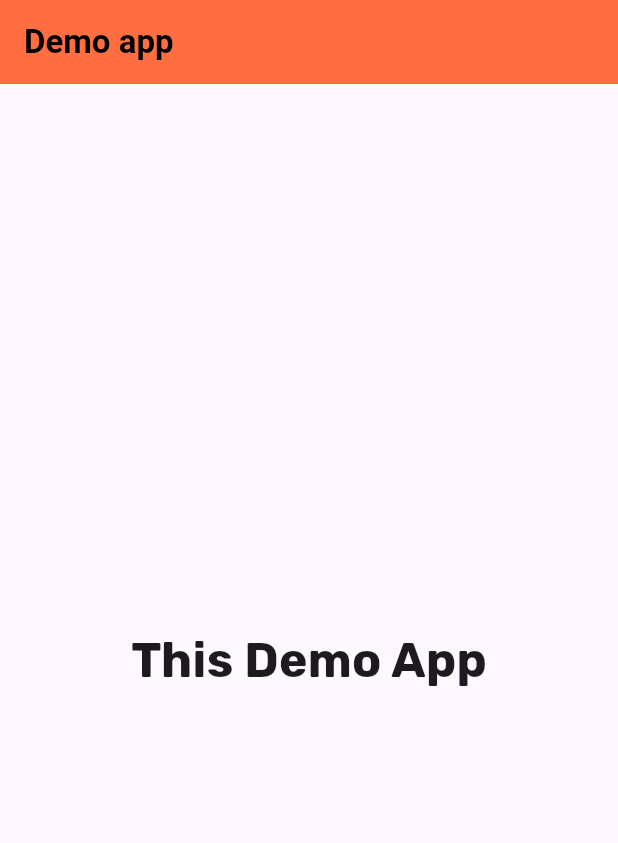
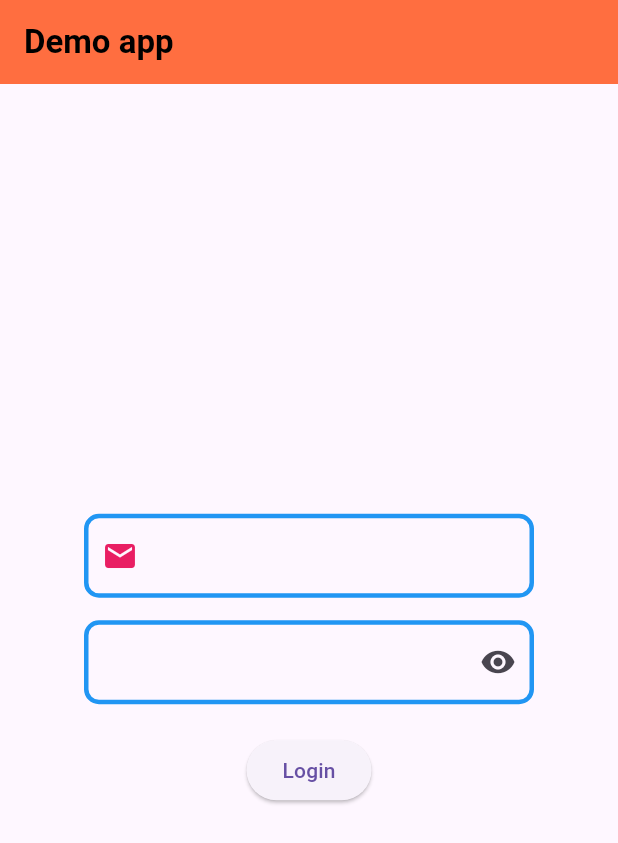
Before and after one commit to akashm936/practiceapp1, a Flutter app: the screen it shows after launch, on a phone screen of 412 x 824 dp. Shown: the top 843 px of the screen. Run offline on Flutter 3.47's test engine with Material 3 defaults, Android fonts, the phone set to English and light mode, and no system bars.

Commit message:
New EMail Field and Password Field are created and also created the login Button Ui

```diff
--- a/lib/main.dart
+++ b/lib/main.dart
@@ -4,15 +4,23 @@ void main() {
   runApp(const MyApp());
 }
 
-class MyApp extends StatelessWidget {
+class MyApp extends StatefulWidget {
   const MyApp({super.key});
 
+  @override
+  State<MyApp> createState() => _MyAppState();
+}
+
+class _MyAppState extends State<MyApp> {
   // This widget is the root of your application.
   @override
   Widget build(BuildContext context) {
-    var arrNames = ["Ramesh","Suresh","ganesh","Mahesh"];
+    var arrNames = ["Ramesh", "Suresh", "ganesh", "Mahesh"];
+    var emailText = TextEditingController();
+    var passText = TextEditingController();
 
     return MaterialApp(
+      theme: ThemeData(),
       home: Scaffold(
         appBar: AppBar(
           title: Text(
@@ -25,13 +33,120 @@ class MyApp extends StatelessWidget {
           ),
           backgroundColor: Colors.deepOrangeAccent,
         ),
-        body: Center(child: Text("This Demo App",style: TextStyle(fontSize: 32,fontFamily: 'Rubik',fontWeight: FontWeight.bold))
+        body: Center(
+          child: Container(
+            width: 300,
+            child: Column(
+              mainAxisAlignment: MainAxisAlignment.center,
+              children: [
+                TextField(
+                  controller: emailText,
+                  decoration: InputDecoration(
+                    focusedBorder: OutlineInputBorder(
+                      borderRadius: BorderRadius.circular(10),
+                      borderSide: BorderSide(
+                        color: Colors.pink,
+                            width: 3,
+                        style: BorderStyle.solid
+
+                      ),
+                    ),
+                    enabledBorder: OutlineInputBorder(
+                      borderRadius: BorderRadius.circular(10),
+                      borderSide: BorderSide(
+                        color: Colors.blue,
+                        width: 3,
+                        style: BorderStyle.solid
+                      )
+                    ),
+                    disabledBorder: OutlineInputBorder(
+                      borderRadius: BorderRadius.circular(10),
+                      borderSide: BorderSide(
+                        color: Colors.grey,
+                        width: 3,
+                        style: BorderStyle.solid
+                      )
+                    ),
+                    prefixIcon: Icon(Icons.email),prefixIconColor: Colors.pink,
+                  ),
+                ),
+                Container(height: 15,),
+                TextField(
+                  controller: passText,
+                  decoration: InputDecoration(
+                      focusedBorder: OutlineInputBorder(
+                        borderRadius: BorderRadius.circular(10),
+                        borderSide: BorderSide(
+                            color: Colors.pink,
+                            width: 3,
+                            style: BorderStyle.solid
+
+                        ),
+                      ),
+                      enabledBorder: OutlineInputBorder(
+                          borderRadius: BorderRadius.circular(10),
+                          borderSide: BorderSide(
+                              color: Colors.blue,
+                              width: 3,
+                              style: BorderStyle.solid
+                          )
+                      ),
+                      disabledBorder: OutlineInputBorder(
+                          borderRadius: BorderRadius.circular(10),
+                          borderSide: BorderSide(
+                              color: Colors.grey,
+                              width: 3,
+                              style: BorderStyle.solid
+                          )
+                      ),
+                    suffixIcon: IconButton(onPressed: (){}, icon: Icon(Icons.remove_red_eye))
+                  ),
+
+                ),
+                Container(height: 20,),
+                ElevatedButton(onPressed: (){}, child: Text("Login"),)
+              ],
+            ),
+          ),
+        )
       ),
-    ),
     );
   }
 }
 
+
+// Center(
+// child: Card(
+// elevation: 12,
+// shadowColor: Colors.redAccent,
+// child: Padding(
+// padding: const EdgeInsets.all(11),
+// child: Text(
+// "Hello Akash",
+// style: TextStyle(fontWeight: FontWeight.bold, fontSize: 33,color: Colors.red),
+// ),
+// ),
+// ),
+// ),
+
+
+
+
+//
+//
+// Padding(
+// padding: const EdgeInsets.all(8.0),
+// child: ListView.builder(
+// itemBuilder: (context, index) {
+// return Container(
+// color: Colors.redAccent,
+// margin: EdgeInsets.only(bottom: 11),
+// child: Center(child: Text(arrNames[index], style: TextStyle(fontSize: 22))));
+// },
+// itemCount: arrNames.length,
+// itemExtent: 100,
+// ),
+// ),
 
 // List view Seperated and Circular Avator
 //
```
